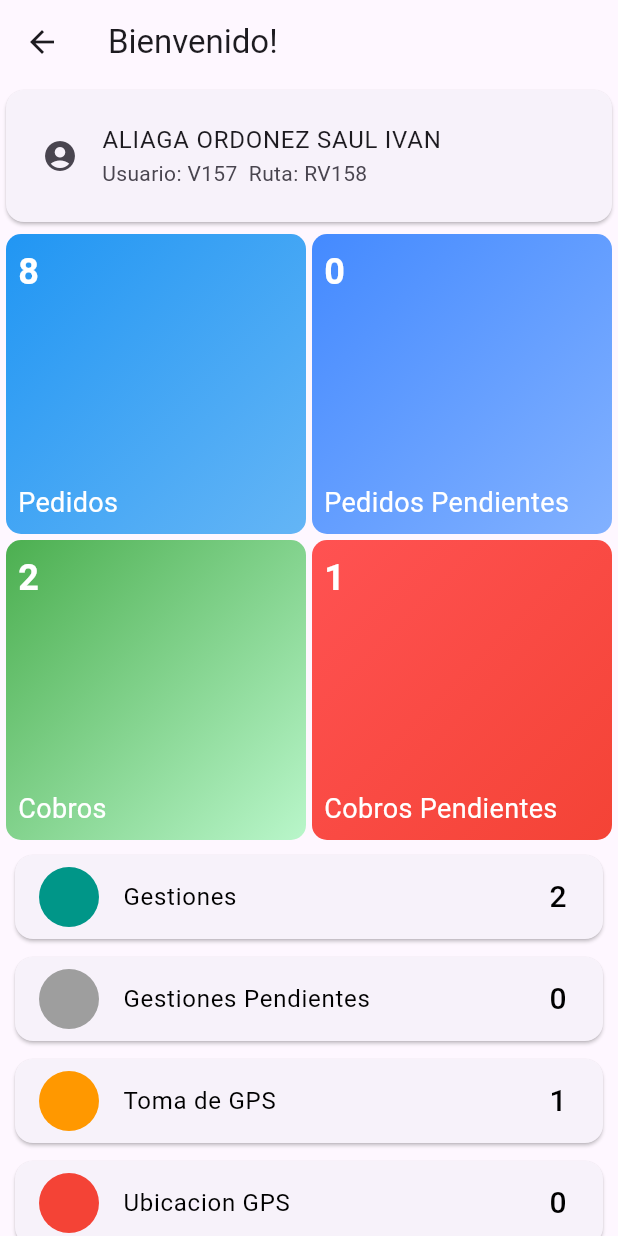
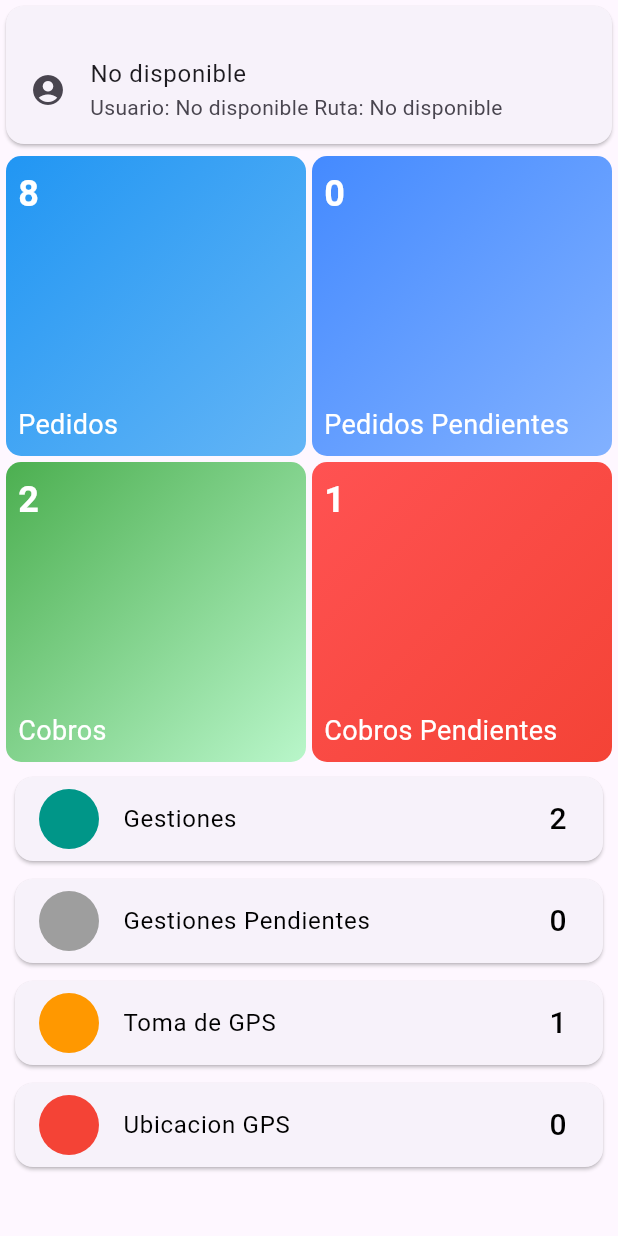
Before and after one commit to hpmezam/mydealer, a Flutter app: the HomePage screen opened directly, on a phone screen of 412 x 824 dp. Run offline on Flutter 3.47's test engine with Material 3 defaults, Android fonts, the phone set to English and light mode, and no system bars; our stand-ins replace google_maps_flutter, location, permission_handler, shared_preferences; missing offline and left inert: flutter_polyline_points; accounts and stored records are empty.

Commit message:
actualizacion de home

```diff
--- a/lib/utils/app_constants.dart
+++ b/lib/utils/app_constants.dart
@@ -5,10 +5,12 @@ class AppConstants {
   static const String googleMapsApiKey = "AIzaSyDy9dRTRDBConVlFlejv-GBFnSKsabAFEU";
   static const String appName = 'MyDe@ler - MEGADESA';
   static const String appVersion = '1.0';
-  static const String companyName = '6Valley';
+  static const String companyName = 'myDe@ler';
   static const String baseUrl = 'http://home.mydealer.ec:8000';
   static const String loginUri = '/api/login';
   static const String curtomerUri = "/api/vendedor/clientes/'262'";
+  static const String numberOrders = "/api/vendedor/numeroPedidos";
+  static const String numberPayment = "/api/vendedor/numeroCobros";
   static const String configUri = '/api/v1/config';
   static const String sellerUri = '/api/v3/seller/seller-info';
   static const String sellerAndBankUpdate = '/api/v3/seller/seller-update';
--- a/lib/views/home.dart
+++ b/lib/views/home.dart
@@ -1,35 +1,54 @@
 import 'package:flutter/material.dart';
 import 'package:mydealer/services/navigation_provider.dart';
+import 'package:mydealer/utils/dimensions.dart';
 import 'package:provider/provider.dart';
+import 'package:shared_preferences/shared_preferences.dart';
 
 class HomePage extends StatelessWidget {
+  Future<Map<String, String?>> loadUserData() async {
+    final SharedPreferences prefs = await SharedPreferences.getInstance();
+    String? nombre = prefs.getString('nombre');
+    String? login = prefs.getString('login');
+    String? codruta = prefs.getString('codruta');
+    return {'nombre': nombre, 'login': login, 'codruta': codruta};
+  }
+
+
   @override
   Widget build(BuildContext context) {
     return Scaffold(
-        appBar: AppBar(
-          title: const Text('Bienvenido!'),
-          // actions: [
-          //   IconButton(
-          //     icon: const Icon(Icons.search),
-          //     onPressed: () {},
-          //   ),
-          // ],
-        ),
         body: SingleChildScrollView(
       child: Column(children: <Widget>[
-            Card(
+        FutureBuilder<Map<String, String?>>(
+          future: loadUserData(),
+          builder: (context, snapshot) {
+            if (snapshot.connectionState == ConnectionState.done) {
+              if (snapshot.hasData) {
+                return Card(
                   child: Padding(
-                padding: const EdgeInsets.all(8.0),
+                      padding: const EdgeInsets.only(
+                          top: Dimensions.paddingSizeDefault),
                       child: Column(
                         children: [
                           ListTile(
                             leading: Icon(Icons.account_circle),
-                      title: Text('ALIAGA ORDONEZ SAUL IVAN'),
-                      subtitle: Text('Usuario: V157  Ruta: RV158'),
+                            title: Text(
+                                snapshot.data!['nombre'] ?? 'No disponible'),
+                            subtitle: Text("Usuario: " +
+                                (snapshot.data!['login'] ?? 'No disponible') +
+                                " Ruta: " +
+                                (snapshot.data!['codruta'] ?? 'No disponible')),
                           ),
                         ],
-                ),
-              ),
+                      )),
+                );
+              } else {
+                return Text('Usuario no disponible!');
+              }
+            } else {
+              return CircularProgressIndicator();
+            }
+          },
         ),
         GridView.count(
           shrinkWrap: true,
@@ -38,8 +57,8 @@ class HomePage extends StatelessWidget {
           mainAxisSpacing: 4,
           crossAxisSpacing: 4,
           children: <Widget>[
-                _buildStatCard(context, 'Pedidos', 1, '8',
-                    [Colors.blue, Colors.blue[300]!]),
+            _buildStatCard(
+                context, 'Pedidos', 1, '8', [Colors.blue, Colors.blue[300]!]),
             _buildStatCard(context, 'Pedidos Pendientes', 2, '0',
                 [Colors.blueAccent, Colors.blueAccent[100]!]),
             _buildStatCard(context, 'Cobros', 3, '2',
```
Also changed, not shown: lib/models/home_model.dart (added, +27 -0 lines), lib/services/auth_service.dart (+48 -7 lines), lib/services/home_service.dart (+89 -34 lines), lib/views/login.dart (+18 -21 lines), lib/main.dart (line endings or trailing spaces). Lines whose indentation alone changed are shown as unchanged.
